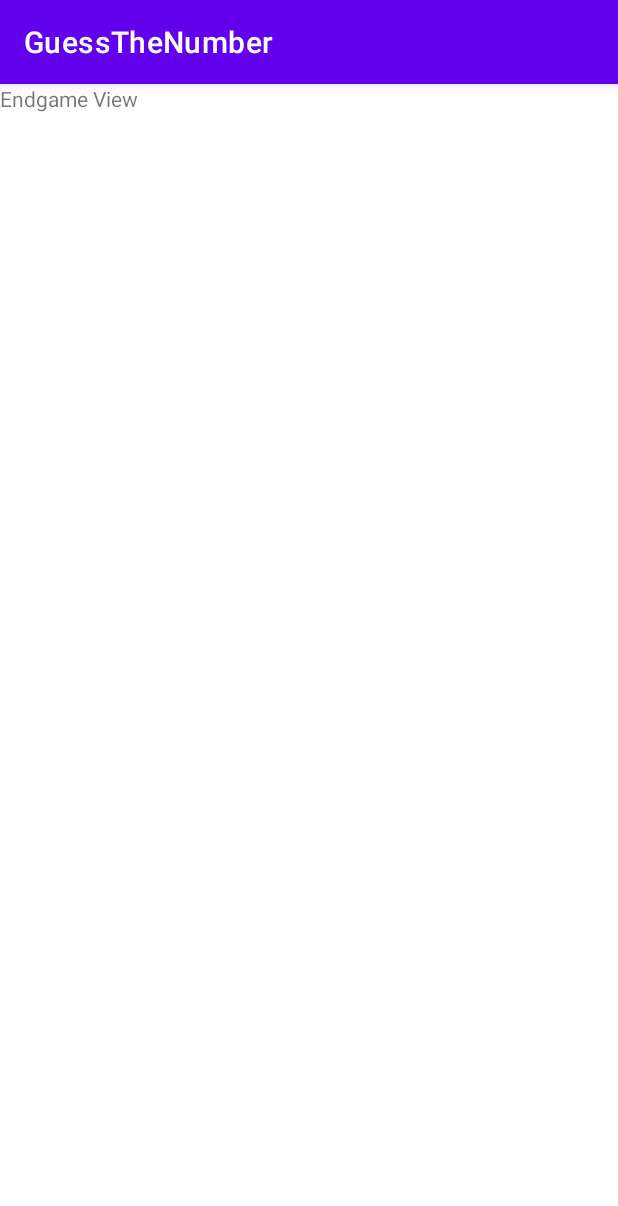
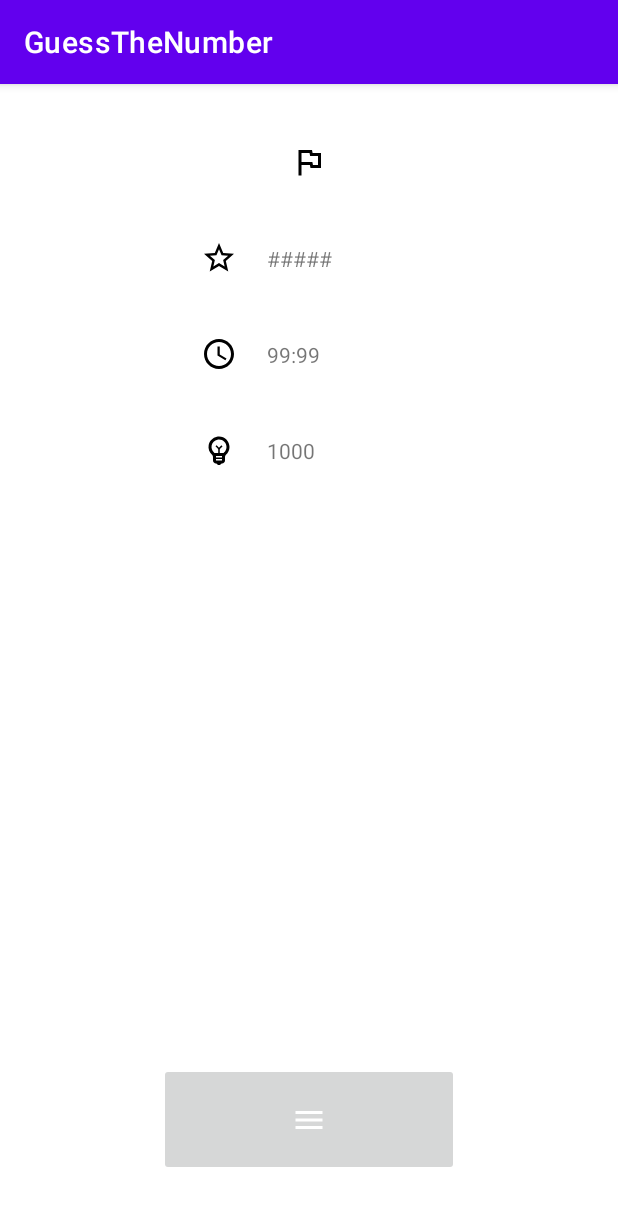
Before and after one commit to starikcetin/ctis487-term-project, an Android app: the EndgameActivity screen opened directly, with no data from a screen before it, on a phone screen of 412 x 824 dp. Shown: the top 1206 px of the screen. Run offline under Robolectric (Android 15) with nearby library versions, the phone set to English and light mode, and no system bars.

Commit message:
endgame activity layout

```diff
--- /dev/null
+++ b/GuessTheNumber/app/src/main/res/drawable/flag.xml
@@ -0,0 +1,5 @@
+<vector android:height="24dp" android:tint="#FFFFFF"
+    android:viewportHeight="24" android:viewportWidth="24"
+    android:width="24dp" xmlns:android="http://schemas.android.com/apk/res/android">
+    <path android:fillColor="@android:color/white" android:pathData="M12.36,6l0.4,2H18v6h-3.36l-0.4,-2H7V6h5.36M14,4H5v17h2v-7h5.6l0.4,2h7V6h-5.6L14,4z"/>
+</vector>
--- /dev/null
+++ b/GuessTheNumber/app/src/main/res/drawable/star.xml
@@ -0,0 +1,5 @@
+<vector android:height="24dp" android:tint="#FFFFFF"
+    android:viewportHeight="24" android:viewportWidth="24"
+    android:width="24dp" xmlns:android="http://schemas.android.com/apk/res/android">
+    <path android:fillColor="@android:color/white" android:pathData="M22,9.24l-7.19,-0.62L12,2 9.19,8.63 2,9.24l5.46,4.73L5.82,21 12,17.27 18.18,21l-1.63,-7.03L22,9.24zM12,15.4l-3.76,2.27 1,-4.28 -3.32,-2.88 4.38,-0.38L12,6.1l1.71,4.04 4.38,0.38 -3.32,2.88 1,4.28L12,15.4z"/>
+</vector>
--- a/GuessTheNumber/app/src/main/res/layout/activity_endgame.xml
+++ b/GuessTheNumber/app/src/main/res/layout/activity_endgame.xml
@@ -7,13 +7,101 @@
     android:layout_height="match_parent"
     tools:context=".EndgameActivity">
 
+    <ImageView
+        android:id="@+id/endgame_flag_imageView_static"
+        android:layout_width="wrap_content"
+        android:layout_height="wrap_content"
+        android:layout_marginTop="40dp"
+        android:tint="#000000"
+        app:layout_constraintEnd_toEndOf="parent"
+        app:layout_constraintHorizontal_bias="0.5"
+        app:layout_constraintStart_toStartOf="parent"
+        app:layout_constraintTop_toTopOf="parent"
+        app:srcCompat="@drawable/flag" />
+
+    <ImageView
+        android:id="@+id/endgame_number_imageView_static"
+        android:layout_width="wrap_content"
+        android:layout_height="wrap_content"
+        android:layout_marginTop="40dp"
+        android:tint="#000000"
+        app:layout_constraintEnd_toStartOf="@+id/endgame_number_textView"
+        app:layout_constraintHorizontal_bias="0.5"
+        app:layout_constraintHorizontal_chainStyle="packed"
+        app:layout_constraintStart_toStartOf="parent"
+        app:layout_constraintTop_toBottomOf="@+id/endgame_flag_imageView_static"
+        app:srcCompat="@drawable/star" />
+
     <TextView
-        android:id="@+id/endgame_placeholder_textView_static"
-        android:layout_width="0dp"
-        android:layout_height="0dp"
-        android:text="Endgame View"
+        android:id="@+id/endgame_number_textView"
+        android:layout_width="100sp"
+        android:layout_height="wrap_content"
+        android:layout_marginStart="20dp"
+        android:text="#####"
+        app:layout_constraintBottom_toBottomOf="@+id/endgame_number_imageView_static"
+        app:layout_constraintEnd_toEndOf="parent"
+        app:layout_constraintHorizontal_bias="0.5"
+        app:layout_constraintStart_toEndOf="@+id/endgame_number_imageView_static"
+        app:layout_constraintTop_toTopOf="@+id/endgame_number_imageView_static" />
+
+    <ImageView
+        android:id="@+id/endgame_time_imageView_static"
+        android:layout_width="wrap_content"
+        android:layout_height="wrap_content"
+        android:layout_marginTop="40dp"
+        android:tint="#000000"
+        app:layout_constraintEnd_toStartOf="@+id/endgame_time_textView"
+        app:layout_constraintHorizontal_bias="0.5"
+        app:layout_constraintHorizontal_chainStyle="packed"
+        app:layout_constraintStart_toStartOf="parent"
+        app:layout_constraintTop_toBottomOf="@+id/endgame_number_imageView_static"
+        app:srcCompat="@drawable/clock" />
+
+    <TextView
+        android:id="@+id/endgame_time_textView"
+        android:layout_width="100sp"
+        android:layout_height="wrap_content"
+        android:layout_marginStart="20dp"
+        android:text="99:99"
+        app:layout_constraintBottom_toBottomOf="@+id/endgame_time_imageView_static"
+        app:layout_constraintEnd_toEndOf="parent"
+        app:layout_constraintHorizontal_bias="0.5"
+        app:layout_constraintStart_toEndOf="@+id/endgame_time_imageView_static"
+        app:layout_constraintTop_toTopOf="@+id/endgame_time_imageView_static" />
+
+    <ImageView
+        android:id="@+id/endgame_guessCount_imageView_static"
+        android:layout_width="wrap_content"
+        android:layout_height="wrap_content"
+        android:layout_marginTop="40dp"
+        android:tint="#000000"
+        app:layout_constraintEnd_toStartOf="@+id/endgame_guessCount_textView"
+        app:layout_constraintHorizontal_bias="0.5"
+        app:layout_constraintHorizontal_chainStyle="packed"
+        app:layout_constraintStart_toStartOf="parent"
+        app:layout_constraintTop_toBottomOf="@+id/endgame_time_imageView_static"
+        app:srcCompat="@drawable/guess" />
+
+    <TextView
+        android:id="@+id/endgame_guessCount_textView"
+        android:layout_width="100sp"
+        android:layout_height="wrap_content"
+        android:layout_marginStart="20dp"
+        android:text="1000"
+        app:layout_constraintBottom_toBottomOf="@+id/endgame_guessCount_imageView_static"
+        app:layout_constraintEnd_toEndOf="parent"
+        app:layout_constraintHorizontal_bias="0.5"
+        app:layout_constraintStart_toEndOf="@+id/endgame_guessCount_imageView_static"
+        app:layout_constraintTop_toTopOf="@+id/endgame_guessCount_imageView_static" />
+
+    <ImageButton
+        android:id="@+id/endgame_mainMenu_button"
+        android:layout_width="200dp"
+        android:layout_height="75dp"
+        android:layout_marginBottom="40dp"
         app:layout_constraintBottom_toBottomOf="parent"
         app:layout_constraintEnd_toEndOf="parent"
         app:layout_constraintStart_toStartOf="parent"
-        app:layout_constraintTop_toTopOf="parent" />
+        app:srcCompat="@drawable/menu" />
+
 </androidx.constraintlayout.widget.ConstraintLayout>
```
